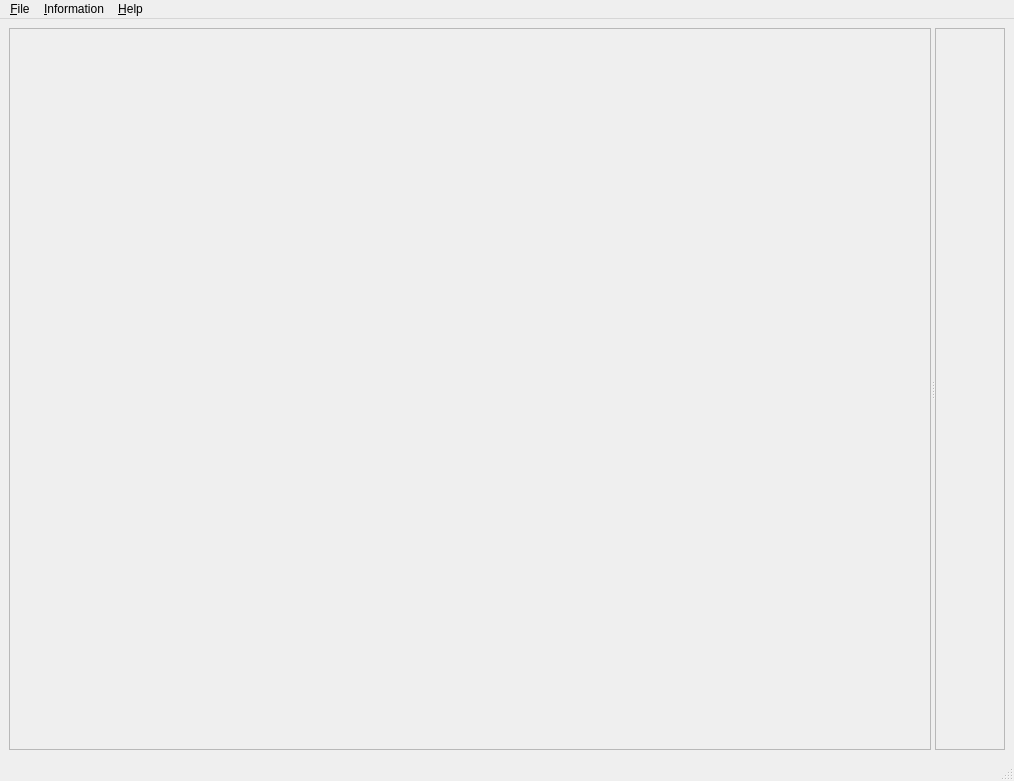
Above: iintgui/ui/iintMain.ui from syncope/iint-gui before the change. Below: the same form after it.
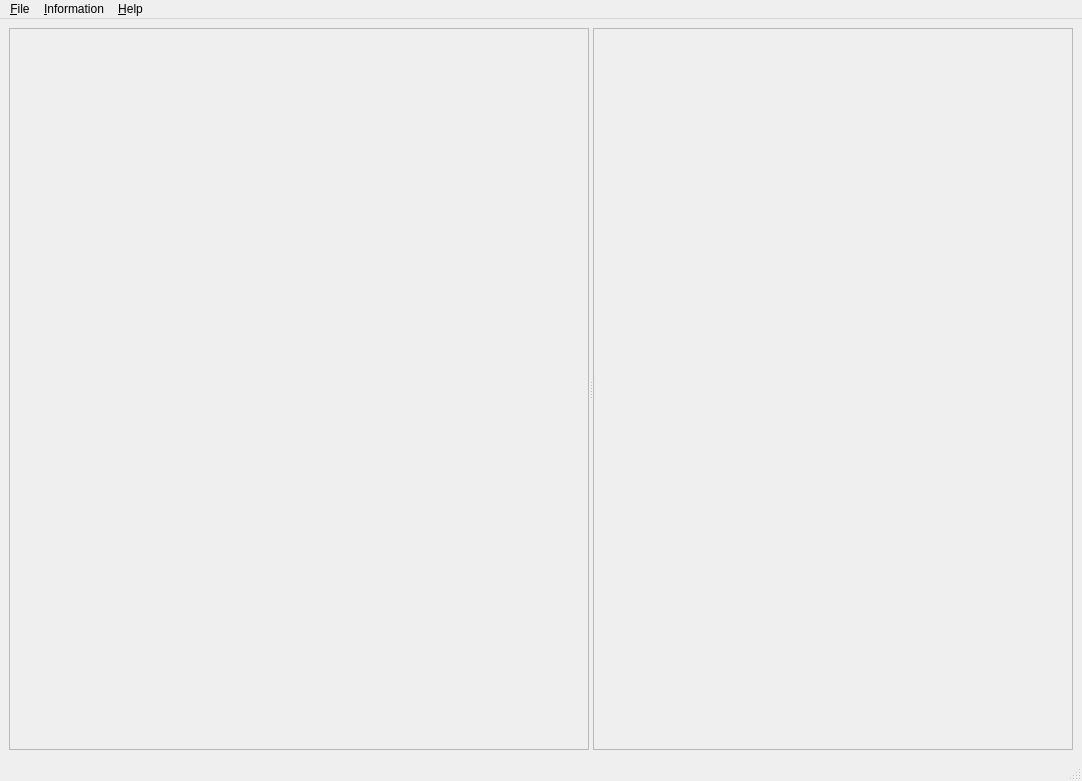
That is the form after the change.

Commit message: + update the ui files for a smaller screen footprint; still not working completely

```diff
--- a/iintgui/ui/iintMain.ui
+++ b/iintgui/ui/iintMain.ui
@@ -6,7 +6,7 @@
    <rect>
     <x>0</x>
     <y>0</y>
-    <width>1014</width>
+    <width>1044</width>
     <height>781</height>
    </rect>
   </property>
@@ -22,17 +22,20 @@
       </property>
       <widget class="QScrollArea" name="scrollArea">
        <property name="sizePolicy">
-        <sizepolicy hsizetype="Preferred" vsizetype="Expanding">
+        <sizepolicy hsizetype="Fixed" vsizetype="Expanding">
          <horstretch>255</horstretch>
          <verstretch>0</verstretch>
         </sizepolicy>
        </property>
        <property name="minimumSize">
         <size>
-         <width>540</width>
+         <width>580</width>
          <height>1</height>
         </size>
        </property>
+       <property name="horizontalScrollBarPolicy">
+        <enum>Qt::ScrollBarAlwaysOff</enum>
+       </property>
        <property name="widgetResizable">
         <bool>true</bool>
        </property>
@@ -41,19 +44,43 @@
          <rect>
           <x>0</x>
           <y>0</y>
-          <width>904</width>
+          <width>568</width>
           <height>712</height>
          </rect>
         </property>
+        <property name="sizePolicy">
+         <sizepolicy hsizetype="Fixed" vsizetype="Preferred">
+          <horstretch>0</horstretch>
+          <verstretch>0</verstretch>
+         </sizepolicy>
+        </property>
+        <property name="minimumSize">
+         <size>
+          <width>568</width>
+          <height>0</height>
+         </size>
+        </property>
+        <property name="maximumSize">
+         <size>
+          <width>568</width>
+          <height>16777215</height>
+         </size>
+        </property>
        </widget>
       </widget>
       <widget class="QScrollArea" name="scrollArea2">
        <property name="sizePolicy">
-        <sizepolicy hsizetype="Preferred" vsizetype="Expanding">
+        <sizepolicy hsizetype="Expanding" vsizetype="Expanding">
          <horstretch>0</horstretch>
          <verstretch>0</verstretch>
         </sizepolicy>
        </property>
+       <property name="minimumSize">
+        <size>
+         <width>480</width>
+         <height>0</height>
+        </size>
+       </property>
        <property name="widgetResizable">
         <bool>true</bool>
        </property>
@@ -65,7 +92,7 @@
          <rect>
           <x>0</x>
           <y>0</y>
-          <width>82</width>
+          <width>478</width>
           <height>712</height>
          </rect>
         </property>
@@ -80,7 +107,7 @@
     <rect>
      <x>0</x>
      <y>0</y>
-     <width>1014</width>
+     <width>1044</width>
      <height>26</height>
     </rect>
    </property>
```
The commit also changes 3 other files.
